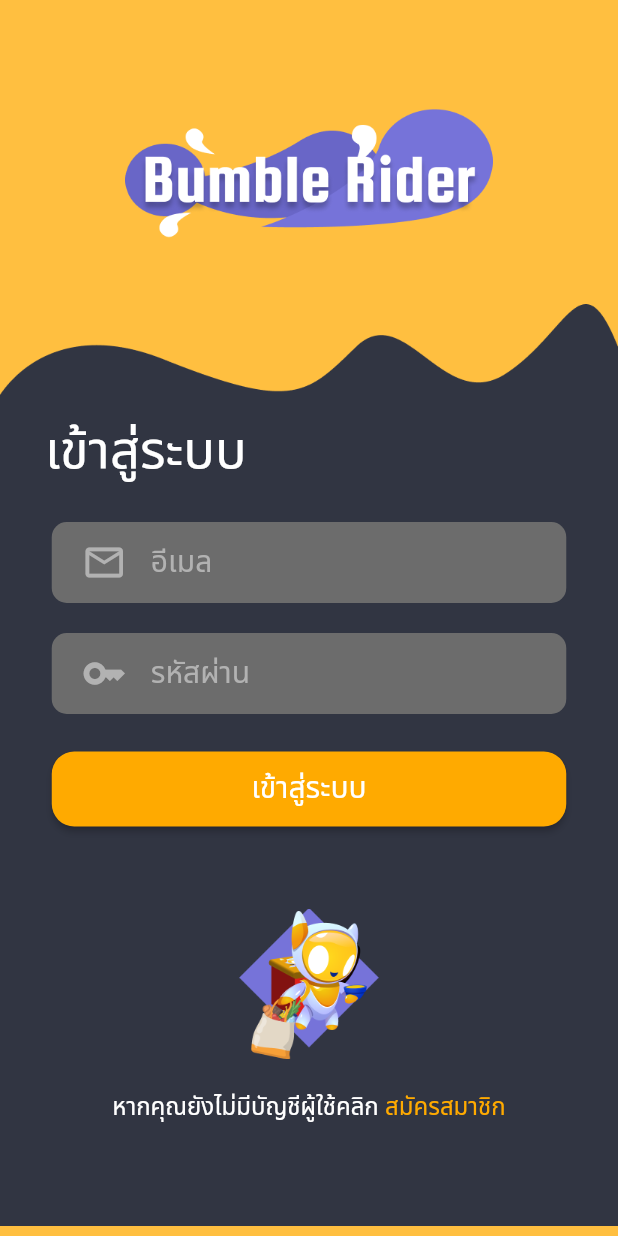
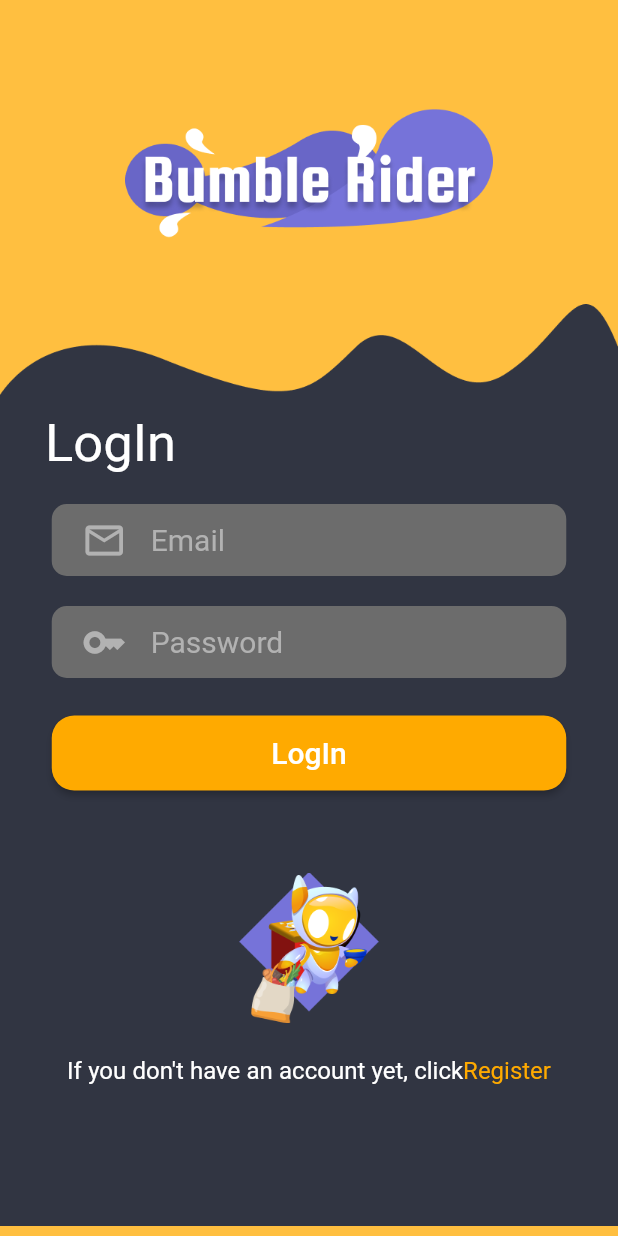
Before and after one commit to amitesh1801/Restaurant-App-Blockchain, a Flutter app: the RiderLogin screen opened directly, on a phone screen of 412 x 824 dp. Run offline on Flutter 3.47's test engine with Material 2 defaults, Android fonts, the phone set to English and light mode, and no system bars; our stand-ins replace cloud_firestore, firebase_auth, firebase_core, firebase_storage, form_field_validator, image_picker; missing offline and left inert: web3dart; accounts and stored records are empty.

Commit message:
Update rider_login.dart

```diff
--- a/lib/about_rider/rider_login.dart
+++ b/lib/about_rider/rider_login.dart
@@ -36,7 +36,7 @@ class _RiderLoginState extends State<RiderLogin> {
             return Scaffold(
               backgroundColor: const Color.fromRGBO(255, 191, 64, 1),
               // appBar: AppBar(
-              //   title: const Text("เข้าสู่ระบบสำหรับพนักงานขนส่งอาหาร"),
+              //   title: const Text("Login for food delivery workers"),
               // ),
               body: SingleChildScrollView(
                   child: Column(children: [
@@ -74,7 +74,7 @@ class _RiderLoginState extends State<RiderLogin> {
                                         margin: const EdgeInsets.only(
                                             top: 80, left: 15),
                                         child: const Text(
-                                          "เข้าสู่ระบบ",
+                                          "LogIn",
                                           style: TextStyle(
                                               fontSize: 35,
                                               fontFamily:
@@ -102,7 +102,7 @@ class _RiderLoginState extends State<RiderLogin> {
                                                   color: Colors.white),
                                               decoration: const InputDecoration(
                                                   border: InputBorder.none,
-                                                  hintText: 'อีเมล',
+                                                  hintText: 'Email',
                                                   icon: Icon(
                                                     Icons.email_outlined,
                                                     size: 30,
@@ -124,10 +124,10 @@ class _RiderLoginState extends State<RiderLogin> {
                                               validator: MultiValidator([
                                                 RequiredValidator(
                                                     errorText:
-                                                        "กรุณาป้อนอีเมล"),
+                                                        "Please enter your email"),
                                                 EmailValidator(
                                                     errorText:
-                                                        "รูปแบบอีเมลไม่ถูกต้อง")
+                                                        "Invalid email format")
                                               ]),
                                               onSaved: (String? email) {
                                                 profile.profileEmail = email!;
@@ -159,7 +159,7 @@ class _RiderLoginState extends State<RiderLogin> {
                                                   color: Colors.white),
                                               decoration: const InputDecoration(
                                                   border: InputBorder.none,
-                                                  hintText: 'รหัสผ่าน',
+                                                  hintText: 'Password',
                                                   icon: Icon(
                                                     Icons.key_outlined,
                                                     size: 30,
@@ -181,7 +181,7 @@ class _RiderLoginState extends State<RiderLogin> {
                                               validator: MultiValidator([
                                                 RequiredValidator(
                                                     errorText:
-                                                        "กรุณาป้อนรหัสผ่าน"),
+                                                        "Please enter your password."),
                                               ]),
                                               onSaved: (String? password) {
                                                 profile.profilePassword =
@@ -207,7 +207,7 @@ class _RiderLoginState extends State<RiderLogin> {
                                                         BorderRadius.circular(
                                                             15))),
                                             child: const Text(
-                                              "เข้าสู่ระบบ",
+                                              "LogIn",
                                               style: TextStyle(
                                                   fontSize: 20,
                                                   fontFamily:
@@ -273,7 +273,7 @@ class _RiderLoginState extends State<RiderLogin> {
                                 // ignore: avoid_unnecessary_containers
                                 Container(
                                   child: const Text(
-                                    "หากคุณยังไม่มีบัญชีผู้ใช้คลิก",
+                                    "If you don't have an account yet, click",
                                     style: TextStyle(
                                         fontSize: 16,
                                         color: Colors.white,
@@ -289,7 +289,7 @@ class _RiderLoginState extends State<RiderLogin> {
                                   },
                                   child: Container(
                                     child: const Text(
-                                      " สมัครสมาชิก",
+                                      "Register",
                                       style: TextStyle(
                                           fontSize: 16,
                                           color: Color.fromRGBO(255, 170, 0, 1),
```
